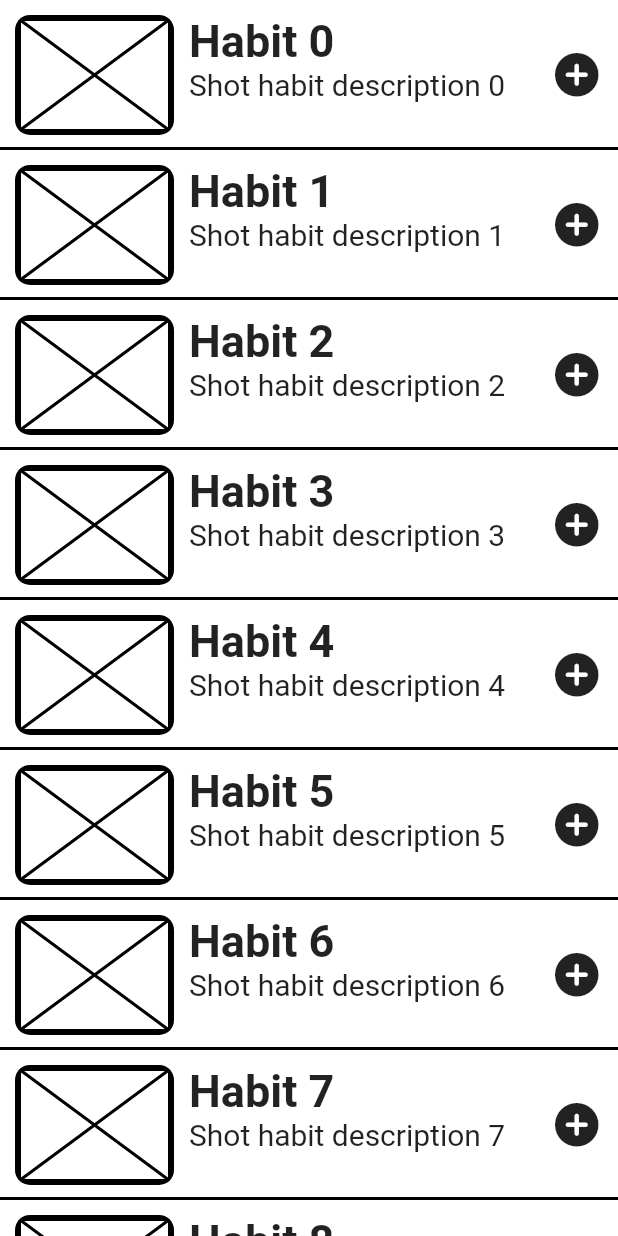
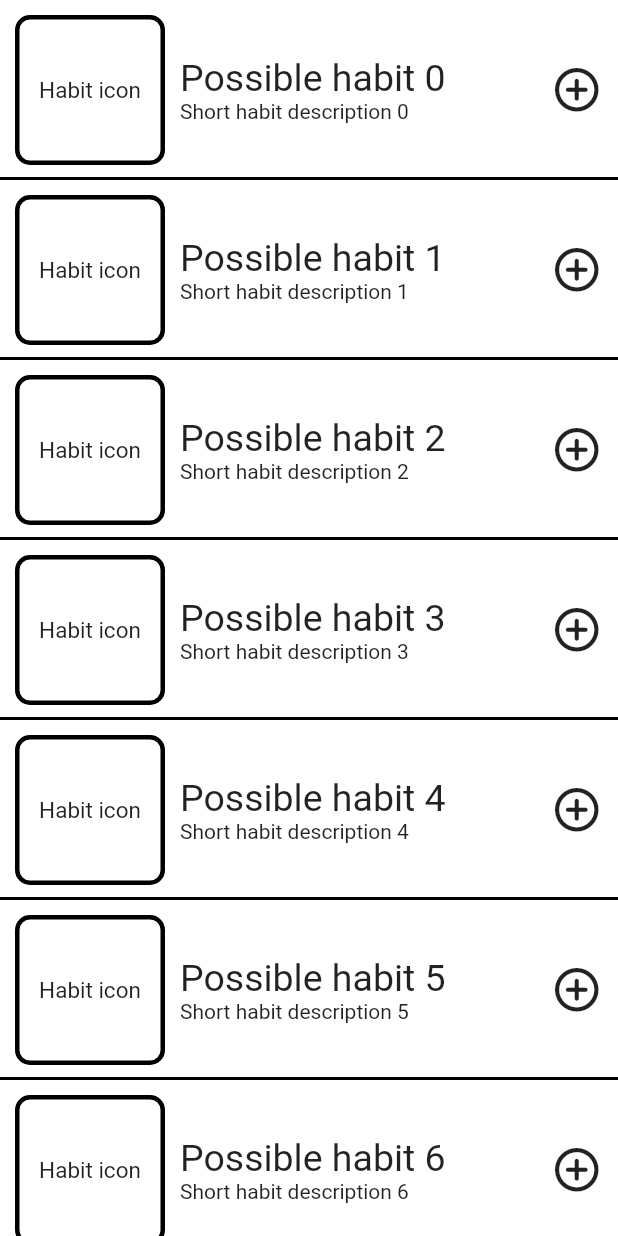
Before and after one commit to andrei-toterman/habit-garden, a Flutter app: the screen it shows after launch, on a phone screen of 412 x 824 dp. Run offline on Flutter 3.47's test engine with Material 2 defaults, Android fonts, the phone set to English and light mode, and no system bars; Roboto replaces fonts that are missing (Dosis).

Commit message:
created widgets for a list of new possible habits

```diff
--- /dev/null
+++ b/flutter/habit_garden/lib/NewHabitSelection.dart
@@ -0,0 +1,82 @@
+import 'package:flutter/material.dart';
+
+class NewHabitSelectionList extends StatelessWidget {
+  final items = [
+    for (int i = 0; i < 10; i++)
+      {
+        'title': 'Possible habit $i',
+        'desc': 'Short habit description $i',
+      }
+  ];
+
+  @override
+  Widget build(BuildContext context) {
+    return Scaffold(
+      body: ListView.separated(
+        itemCount: items.length,
+        separatorBuilder: (BuildContext context, int index) => Divider(
+          thickness: 2,
+          height: 0,
+          color: Colors.black,
+        ),
+        itemBuilder: (BuildContext context, int index) {
+          return NewHabitSelectionItem(
+            title: items[index]['title'],
+            description: items[index]['desc'],
+          );
+        },
+      ),
+    );
+  }
+}
+
+class NewHabitSelectionItem extends StatelessWidget {
+  final String title;
+  final String description;
+
+  NewHabitSelectionItem({Key key, this.title, this.description}) : super(key: key);
+
+  @override
+  Widget build(BuildContext context) {
+    return Container(
+      child: Row(
+        crossAxisAlignment: CrossAxisAlignment.center,
+        children: [
+          Container(
+            alignment: Alignment.center,
+            child: Text("Habit icon", style: TextStyle(fontSize: 15)),
+            width: 100,
+            height: 100,
+            margin: EdgeInsets.all(10),
+            decoration: BoxDecoration(
+              border: Border.all(width: 3),
+              borderRadius: BorderRadius.circular(10),
+            ),
+          ),
+          Column(
+            crossAxisAlignment: CrossAxisAlignment.start,
+            children: [
+              Text(
+                this.title,
+                style: TextStyle(fontSize: 25),
+              ),
+              Text(this.description),
+            ],
+          ),
+          Spacer(),
+          GestureDetector(
+            onTap: () => print(this.title),
+            child: Container(
+              margin: EdgeInsets.all(10),
+              child: Icon(
+                Icons.add_circle_outline_rounded,
+                size: 35,
+              ),
+            ),
+          ),
+        ],
+      ),
+      color: Colors.white,
+    );
+  }
+}
--- a/flutter/habit_garden/lib/main.dart
+++ b/flutter/habit_garden/lib/main.dart
@@ -1,100 +1,8 @@
 import 'package:flutter/material.dart';
-import 'package:google_fonts/google_fonts.dart';
+import 'package:habit_garden/NewHabitSelection.dart';
 
-void main() => runApp(MyApp());
-
-class MyApp extends StatelessWidget {
-  @override
-  Widget build(BuildContext context) {
-    return MaterialApp(
-      home: HabitSelectionList(),
-    );
-  }
+void main() {
+  runApp(MaterialApp(
+    home: NewHabitSelectionList(),
+  ));
 }
-
-class HabitSelectionList extends StatelessWidget {
-  final int items = 15;
-
-  @override
-  Widget build(BuildContext context) {
-    return Scaffold(
-      body: ListView.separated(
-          itemCount: items,
-          separatorBuilder: (BuildContext context, int index) => Divider(
-            thickness: 2,
-            height: 0,
-            color: Colors.black,
-          ),
-          itemBuilder: (BuildContext context, int index) {
-            return HabitSelectionItem(
-              title: 'Habit $index',
-              subtitle: 'Shot habit description $index',
-            );
-          },
-      ),
-    );
-  }
-}
-
-class HabitSelectionItem extends StatelessWidget {
-  final String title;
-  final String subtitle;
-
-  HabitSelectionItem({Key key, this.title, this.subtitle}) : super(key: key);
-
-  @override
-  Widget build(BuildContext context) {
-    return Container(
-      child: Row(
-        crossAxisAlignment: CrossAxisAlignment.start,
-        children: [
-          ClipRRect(
-            borderRadius: BorderRadius.circular(10),
-            child: Container(
-              child: Placeholder(fallbackWidth: 100, color: Colors.black),
-              decoration: BoxDecoration(
-                border: Border.all(width: 3),
-              ),
-            ),
-          ),
-          SizedBox(width: 10,),
-          Column(
-            crossAxisAlignment: CrossAxisAlignment.start,
-            children: [
-              Text(
-                this.title,
-                style: GoogleFonts.dosis(
-                  fontWeight: FontWeight.bold,
-                  fontSize: 30,
-                ),
-              ),
-              Text(
-                this.subtitle,
-                style: GoogleFonts.dosis(
-                  fontSize: 20,
-                ),
-              ),
-            ],
-          ),
-          Spacer(),
-          GestureDetector(
-            onTap: () => print(this.title),
-            child: Container(
-              height: double.infinity,
-              alignment: Alignment.centerRight,
-              child: Icon(
-                Icons.add_circle_rounded,
-                size: 35,
-              ),
-            ),
-          ),
-        ],
-      ),
-      height: 100,
-      padding: EdgeInsets.all(10),
-      decoration: BoxDecoration(
-        color: Colors.white,
-      ),
-    );
-  }
-}
```
Also changed, not shown: 1 other file.
